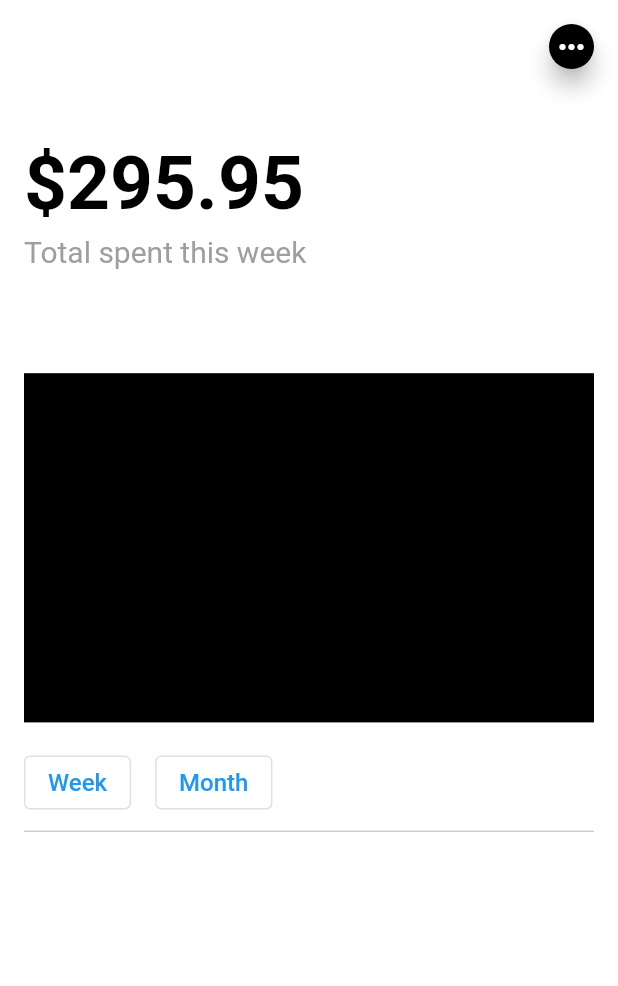
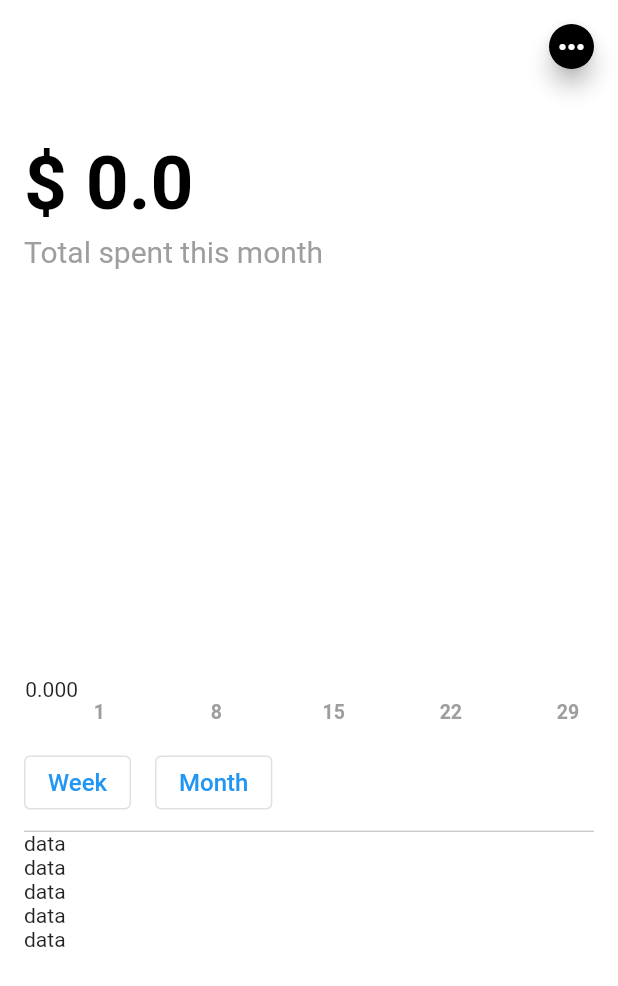
Before and after one commit to ltkien0105/Expense-Tracker-Advance, a Flutter app: the StatisticScreen screen opened directly, after a tap on "Month", on a phone screen of 412 x 824 dp. Shown: the top 986 px of the screen. Run offline on Flutter 3.47's test engine with Material 2 defaults, Android fonts, the phone set to English and light mode, and no system bars; drawn by our look-alikes of fl_chart; our stand-ins replace flutter_riverpod, hive, hive_flutter; accounts and stored records are empty.

Commit message:
add graph by week and month

```diff
--- /dev/null
+++ b/lib/data/bar_data.dart
@@ -0,0 +1,58 @@
+import 'dart:math';
+import 'package:expense_tracker_advance/data/individual_bar.dart';
+
+class BarData {
+  final List<double> summary;
+
+  BarData({
+    this.summary = const [],
+  });
+
+  List<IndividualBar> barData = [];
+
+  void initBarDataByWeek() {
+    barData.clear();
+    var i = 0;
+    for (var priceDay in summary) {
+      barData.add(
+        IndividualBar(
+          x: i,
+          y: priceDay,
+        ),
+      );
+      i++;
+    }
+  }
+
+  void initBarDataByMonth() {
+    barData.clear();
+    var weekNumber = 0;
+    var day = 1;
+
+    for (var priceDay = 0; priceDay < summary.length; priceDay++) {
+      if (day % 7 != 1) {
+        barData.add(
+          IndividualBar(
+            x: -1,
+            y: summary[priceDay],
+          ),
+        );
+      } else {
+        barData.add(
+          IndividualBar(
+            x: weekNumber,
+            y: summary[priceDay],
+          ),
+        );
+      }
+      day++;
+      if (day % 7 == 1) {
+        weekNumber++;
+      }
+    }
+  }
+
+  double getMaxPrice() {
+    return summary.reduce(max);
+  }
+}
--- /dev/null
+++ b/lib/data/individual_bar.dart
@@ -0,0 +1,9 @@
+class IndividualBar {
+  final int x;
+  final double y;
+
+  const IndividualBar({
+    required this.x,
+    required this.y,
+  });
+}
--- a/lib/main.dart
+++ b/lib/main.dart
@@ -1,8 +1,11 @@
 import 'package:flutter/material.dart';
 import 'package:hive_flutter/hive_flutter.dart';
 import 'package:flutter_riverpod/flutter_riverpod.dart';
+
+import 'package:expense_tracker_advance/providers/expense_provider.dart';
 import 'package:expense_tracker_advance/screens/expense_list_screen.dart';
-
+import 'package:expense_tracker_advance/screens/statistic_screen.dart';
+import 'package:expense_tracker_advance/screens/add_expense_screen.dart';
 import 'package:expense_tracker_advance/models/expense.dart';
 
 void main() async {
@@ -15,15 +18,61 @@ void main() async {
   );
 }
 
-class ExpenseTrackerAdvance extends StatelessWidget {
+class ExpenseTrackerAdvance extends ConsumerStatefulWidget {
   const ExpenseTrackerAdvance({super.key});
 
   @override
+ ConsumerState<ExpenseTrackerAdvance> createState() => _ExpenseTrackerAdvanceState();
+}
+
+class _ExpenseTrackerAdvanceState extends ConsumerState<ExpenseTrackerAdvance> {
+  late final Future<void> loadExpense;
+
+  int _currentIndex = 0;
+  List<Widget> body = const [
+    ExpenseListScreen(),
+    StatisticScreen(),
+    AddExpenseScreen(),
+  ];
+
+  @override
+  void initState() {
+    loadExpense = ref.read(expenseProvider.notifier).loadExpense();
+    super.initState();
+  }
+
+  @override
   Widget build(BuildContext context) {
-    return const MaterialApp(
+    return MaterialApp(
       debugShowCheckedModeBanner: false,
       home: SafeArea(
-        child: ExpenseListScreen(),
+        child: Scaffold(
+          body: body[_currentIndex],
+          bottomNavigationBar: BottomNavigationBar(
+            currentIndex: _currentIndex,
+            onTap: (newIndex) {
+              setState(() {
+                _currentIndex = newIndex;
+              });
+            },
+            items: const [
+              BottomNavigationBarItem(
+                label: 'Expense',
+                icon: Icon(Icons.wallet),
+              ),
+              BottomNavigationBarItem(
+                label: 'Statistic',
+                icon: Icon(Icons.bar_chart),
+              ),
+              BottomNavigationBarItem(
+                label: 'Setting',
+                icon: Icon(Icons.settings),
+              ),
+            ],
+            showSelectedLabels: false,
+            showUnselectedLabels: false,
+          ),
+        ),
       ),
     );
   }
--- a/lib/providers/expense_provider.dart
+++ b/lib/providers/expense_provider.dart
@@ -6,8 +6,56 @@ import 'package:expense_tracker_advance/models/expense.dart';
 class ExpenseNotifier extends StateNotifier<List<Expense>> {
   ExpenseNotifier() : super([]);
 
+  final thisYear = DateTime.now().year;
+  final thisMonth  = DateTime.now().month;
+  final DateTime today =
+      DateTime(DateTime.now().year, DateTime.now().month, DateTime.now().day);
+  var totalPrice = 0.0;
+
+  bool isLeapYear(int year) =>
+      (year % 4 == 0) && ((year % 100 != 0) || (year % 400 == 0));
+
+  int getDaysInMonth(int year, int month) {
+    if (month == DateTime.february) {
+      return isLeapYear(year) ? 29 : 28;
+    }
+    const List<int> daysInMonth = <int>[
+      31,
+      -1,
+      31,
+      30,
+      31,
+      30,
+      31,
+      31,
+      30,
+      31,
+      30,
+      31
+    ];
+    return daysInMonth[month - 1];
+  }
+
+  DateTime get startDayOfWeek => today.subtract(
+        Duration(
+          days: today.weekday - 1,
+        ),
+      );
+
+  DateTime get endDayOfWeek => today.add(
+        Duration(
+          days: DateTime.daysPerWeek - today.weekday,
+        ),
+      );
+
+  DateTime get startDayOfMonth =>
+      DateTime(thisYear, thisMonth);
+  DateTime get endDayOfMonth =>
+      DateTime(thisYear, thisMonth, getDaysInMonth(thisYear, thisMonth));
+
   Future<void> loadExpense() async {
     var boxExpense = await Hive.openBox<Expense>('expenseBox');
+
     for (final expense in boxExpense.values) {
       state = [...state, expense];
     }
@@ -33,6 +81,35 @@ class ExpenseNotifier extends StateNotifier<List<Expense>> {
     boxExpense.delete(expense.id);
     state = state.where((item) => item.id != expense.id).toList();
   }
+
+  List<double> getListPriceByDayOfWeek() {
+    totalPrice = 0.0;
+    List<double> listPrice = [0.0, 0.0, 0.0, 0.0, 0.0, 0.0, 0.0];
+    for (var item in state) {
+      if (item.date.compareTo(startDayOfWeek) >= 0 &&
+          item.date.compareTo(endDayOfWeek) <= 0) {
+        listPrice[item.date.weekday - 1] += item.price;
+        totalPrice += item.price;
+      }
+    }
+
+    return listPrice;
+  }
+
+  List<double> getListPriceByMonth() {
+    totalPrice = 0.0;
+    List<double> listPrice = List.filled(getDaysInMonth(thisYear, thisMonth), 0.0);
+
+    for (var item in state) {
+      if (item.date.compareTo(startDayOfMonth) >= 0 &&
+          item.date.compareTo(endDayOfMonth) <= 0) {
+        listPrice[item.date.day - 1] += item.price;
+        totalPrice += item.price;
+      }
+    }
+
+    return listPrice;
+  }
 }
 
 final expenseProvider = StateNotifierProvider<ExpenseNotifier, List<Expense>>(
--- a/lib/screens/add_expense_screen.dart
+++ b/lib/screens/add_expense_screen.dart
@@ -6,14 +6,14 @@ import 'package:flutter_riverpod/flutter_riverpod.dart';
 import 'package:expense_tracker_advance/models/expense.dart';
 import 'package:expense_tracker_advance/providers/expense_provider.dart';
 
-class AddExpense extends ConsumerStatefulWidget {
-  const AddExpense({super.key});
+class AddExpenseScreen extends ConsumerStatefulWidget {
+  const AddExpenseScreen({super.key});
 
   @override
-  ConsumerState<AddExpense> createState() => _AddExpenseState();
+  ConsumerState<AddExpenseScreen> createState() => _AddExpenseScreenState();
 }
 
-class _AddExpenseState extends ConsumerState<AddExpense> {
+class _AddExpenseScreenState extends ConsumerState<AddExpenseScreen> {
   DateFormat formattedDate = DateFormat('dd/MM/yyyy');
   var now = DateTime.now();
 
@@ -206,7 +206,8 @@ class _AddExpenseState extends ConsumerState<AddExpense> {
                               context: context,
                               initialDate: now,
                               firstDate: DateTime(now.year - 1),
-                              lastDate: now,
+                              // lastDate: now,
+                              lastDate: DateTime(now.year, now.month + 1),
                             );
 
                             if (dateTime != null) {
--- a/lib/screens/expense_list_screen.dart
+++ b/lib/screens/expense_list_screen.dart
@@ -1,7 +1,7 @@
-import 'package:expense_tracker_advance/providers/expense_provider.dart';
 import 'package:flutter/material.dart';
 import 'package:flutter_riverpod/flutter_riverpod.dart';
 
+import 'package:expense_tracker_advance/providers/expense_provider.dart';
 import 'package:expense_tracker_advance/screens/add_expense_screen.dart';
 import 'package:expense_tracker_advance/widgets/expense_item.dart';
 
@@ -13,26 +13,19 @@ class ExpenseListScreen extends ConsumerStatefulWidget {
 }
 
 class _ExpenseListScreenState extends ConsumerState<ExpenseListScreen> {
-  late final Future<void> expenseList;
-
-  @override
-  void initState() {
-    expenseList = ref.read(expenseProvider.notifier).loadExpense();
-    super.initState();
-  }
-
   @override
   Widget build(BuildContext context) {
+    final expenseList = ref.watch(expenseProvider);
+
     void toAddScreen(BuildContext context) {
       Navigator.push(
         context,
         MaterialPageRoute(
-          builder: (context) => const AddExpense(),
+          builder: (context) => const AddExpenseScreen(),
         ),
       );
     }
 
-    final expenseList = ref.watch(expenseProvider);
 
     var totalPrice = 0.0;
 
@@ -40,8 +33,7 @@ class _ExpenseListScreenState extends ConsumerState<ExpenseListScreen> {
       totalPrice += expense.price;
     }
 
-    return Scaffold(
-      body: Container(
+    return Container(
       padding: const EdgeInsets.all(16),
       color: Colors.white,
       child: Column(
@@ -84,7 +76,7 @@ class _ExpenseListScreenState extends ConsumerState<ExpenseListScreen> {
                 Text.rich(
                   TextSpan(
                     style: TextStyle(fontSize: 35, color: Colors.grey),
-                      text: '\$ ',
+                    text: 'VND ',
                     children: [
                       TextSpan(
                         text: '295.96',
@@ -123,8 +115,8 @@ class _ExpenseListScreenState extends ConsumerState<ExpenseListScreen> {
                     ),
                   ),
                 ),
-                  if (expenseList.isNotEmpty)
-                    Expanded(
+                expenseList.isNotEmpty
+                    ? Expanded(
                         child: ListView.builder(
                           itemCount: expenseList.length,
                           itemBuilder: (context, index) {
@@ -146,13 +138,17 @@ class _ExpenseListScreenState extends ConsumerState<ExpenseListScreen> {
                             );
                           },
                         ),
+                      )
+                    : const Expanded(
+                        child: Center(
+                          child: Text('No expense, please add it!'),
+                        ),
                       ),
               ],
             ),
           ),
         ],
       ),
-      ),
     );
   }
 }
--- a/lib/screens/statistic_screen.dart
+++ b/lib/screens/statistic_screen.dart
@@ -1,15 +1,29 @@
+import 'package:expense_tracker_advance/widgets/bar_graph.dart';
 import 'package:flutter/material.dart';
+import 'package:flutter_riverpod/flutter_riverpod.dart';
 
-class StatisticScreen extends StatefulWidget {
+import 'package:expense_tracker_advance/providers/expense_provider.dart';
+
+class StatisticScreen extends ConsumerStatefulWidget {
   const StatisticScreen({super.key});
 
   @override
-  State<StatisticScreen> createState() => _StatisticScreenState();
+  ConsumerState<StatisticScreen> createState() => _StatisticScreenState();
 }
 
-class _StatisticScreenState extends State<StatisticScreen> {
+class _StatisticScreenState extends ConsumerState<StatisticScreen> {
+  bool isWeek = true;
+
   @override
   Widget build(BuildContext context) {
+    List<double> expensePrice;
+    if (isWeek) {
+      expensePrice =
+          ref.watch(expenseProvider.notifier).getListPriceByDayOfWeek();
+    } else {
+      expensePrice = ref.watch(expenseProvider.notifier).getListPriceByMonth();
+    }
+
     return Scaffold(
       body: Container(
         padding: const EdgeInsets.all(16),
@@ -44,20 +58,22 @@ class _StatisticScreenState extends State<StatisticScreen> {
                 child: Column(
                   mainAxisAlignment: MainAxisAlignment.start,
                   crossAxisAlignment: CrossAxisAlignment.start,
-                  children: const [
+                  children: [
                     Text(
-                      '\$295.95',
-                      style: TextStyle(
+                      '\$ ${ref.watch(expenseProvider.notifier).totalPrice}',
+                      style: const TextStyle(
                         fontSize: 50,
                         fontWeight: FontWeight.bold,
                         color: Colors.black,
                       ),
                       textAlign: TextAlign.start,
                     ),
-                    SizedBox(height: 4),
+                    const SizedBox(height: 4),
                     Text(
-                      'Total spent this week',
-                      style: TextStyle(
+                      isWeek
+                          ? 'Total spent this week'
+                          : 'Total spent this month',
+                      style: const TextStyle(
                         fontSize: 20,
                         color: Colors.grey,
                       ),
@@ -71,7 +87,17 @@ class _StatisticScreenState extends State<StatisticScreen> {
               flex: 3,
               child: Container(
                 height: double.infinity,
-                color: Colors.black,
+                width: double.infinity,
+                alignment: Alignment.topLeft,
+                child: expensePrice.isEmpty
+                    ? const Center(
+                        child: Text(
+                          'No data, please add data to display the graph',
+                        ),
+                      )
+                    : BarGraph(
+                        summary: expensePrice,
+                      ),
               ),
             ),
             const SizedBox(height: 16),
@@ -82,7 +108,11 @@ class _StatisticScreenState extends State<StatisticScreen> {
                   Row(
                     children: [
                       OutlinedButton(
-                        onPressed: () {},
+                        onPressed: () {
+                          setState(() {
+                            isWeek = true;
+                          });
+                        },
                         child: const Padding(
                           padding: EdgeInsets.symmetric(
                             vertical: 8,
@@ -97,7 +127,11 @@ class _StatisticScreenState extends State<StatisticScreen> {
                       ),
                       const SizedBox(width: 16),
                       OutlinedButton(
-                        onPressed: () {},
+                        onPressed: () {
+                          setState(() {
+                            isWeek = false;
+                          });
+                        },
                         child: const Padding(
                           padding: EdgeInsets.symmetric(
                             vertical: 8,
@@ -124,12 +158,12 @@ class _StatisticScreenState extends State<StatisticScreen> {
                       ),
                     ),
                   ),
-                  // Expanded(
-                  //   child: ListView.builder(
-                  //     itemCount: 5,
-                  //     itemBuilder: (context, index) => const ExpenseItem(),
-                  //   ),
-                  // )
+                  Expanded(
+                    child: ListView.builder(
+                      itemCount: 5,
+                      itemBuilder: (context, index) => const Text('data'),
+                    ),
+                  )
                 ],
               ),
             ),
--- /dev/null
+++ b/lib/widgets/bar_graph.dart
@@ -0,0 +1,184 @@
+import 'package:expense_tracker_advance/data/bar_data.dart';
+import 'package:flutter/material.dart';
+import 'package:fl_chart/fl_chart.dart';
+
+class BarGraph extends StatelessWidget {
+  final List<double> summary;
+
+  const BarGraph({
+    super.key,
+    this.summary = const [],
+  });
+
+  @override
+  Widget build(BuildContext context) {
+    late BarData myBarData;
+    late double maxPrice;
+    late Widget Function(double value, TitleMeta meta) getBottomTitles;
+
+    if (summary.length == 7) {
+      myBarData = BarData(summary: summary);
+      myBarData.initBarDataByWeek();
+      maxPrice = myBarData.getMaxPrice();
+      getBottomTitles = getBottomTitlesByWeek;
+    } else {
+      myBarData = BarData(summary: summary);
+      myBarData.initBarDataByMonth();
+      maxPrice = myBarData.getMaxPrice();
+      getBottomTitles = getBottomTitlesByMonth;
+    }
+
+    return BarChart(
+      BarChartData(
+        maxY: maxPrice,
+        minY: 0,
+        gridData: FlGridData(show: false),
+        borderData: FlBorderData(show: false),
+        titlesData: FlTitlesData(
+          rightTitles: AxisTitles(
+            sideTitles: SideTitles(
+              showTitles: false,
+            ),
+          ),
+          topTitles: AxisTitles(
+            sideTitles: SideTitles(
+              showTitles: false,
+            ),
+          ),
+          bottomTitles: AxisTitles(
+            sideTitles: SideTitles(
+              showTitles: true,
+              getTitlesWidget: getBottomTitles,
+            ),
+          ),
+        ),
+        barGroups: myBarData.barData
+            .map(
+              (data) => BarChartGroupData(
+                x: data.x,
+                barRods: [
+                  BarChartRodData(
+                    borderRadius: BorderRadius.circular(6),
+                    color: Colors.black,
+                    toY: data.y,
+                    width: 10,
+                  ),
+                ],
+              ),
+            )
+            .toList(),
+      ),
+      swapAnimationDuration: const Duration(milliseconds: 500),
+    );
+  }
+}
+
+Widget getBottomTitlesByWeek(double value, TitleMeta meta) {
+  const style = TextStyle(
+    color: Colors.grey,
+    fontWeight: FontWeight.bold,
+    fontSize: 14,
+  );
+
+  Widget text;
+  switch (value.toInt()) {
+    case 0:
+      text = const Text(
+        'Mon',
+        style: style,
+      );
+      break;
+    case 1:
+      text = const Text(
+        'Tue',
+        style: style,
+      );
+      break;
+    case 2:
+      text = const Text(
+        'Wed',
+        style: style,
+      );
+      break;
+    case 3:
+      text = const Text(
+        'Thu',
+        style: style,
+      );
+      break;
+    case 4:
+      text = const Text(
+        'Fri',
+        style: style,
+      );
+      break;
+    case 5:
+      text = const Text(
+        'Sat',
+        style: style,
+      );
+      break;
+    case 6:
+      text = const Text(
+        'Sun',
+        style: style,
+      );
+      break;
+    default:
+      text = const Text(
+        '',
+        style: style,
+      );
+      break;
+  }
+  return SideTitleWidget(axisSide: meta.axisSide, child: text);
+}
+
+Widget getBottomTitlesByMonth(double value, TitleMeta meta) {
+  const style = TextStyle(
+    color: Colors.grey,
+    fontWeight: FontWeight.bold,
+    fontSize: 13,
+  );
+
+  Widget text;
+  switch (value.toInt()) {
+    case 0:
+      text = const Text(
+        '1',
+        style: style,
+      );
+      break;
+    case 1:
+      text = const Text(
+        '8',
+        style: style,
+      );
+      break;
+    case 2:
+      text = const Text(
+        '15',
+        style: style,
+      );
+      break;
+    case 3:
+      text = const Text(
+        '22',
+        style: style,
+      );
+      break;
+    case 4:
+      text = const Text(
+        '29',
+        style: style,
+      );
+      break;
+    default:
+      text = const Text(
+        '',
+        style: style,
+      );
+      break;
+  }
+  return SideTitleWidget(axisSide: meta.axisSide, child: text);
+}
--- a/pubspec.yaml
+++ b/pubspec.yaml
@@ -41,6 +41,7 @@ dependencies:
   intl: ^0.18.1
   hive: ^2.2.3
   hive_flutter:
+  fl_chart: ^0.62.0
 
 dev_dependencies:
   flutter_test:
```
Also changed, not shown: pubspec.lock. Lines whose indentation alone changed are shown as unchanged.
